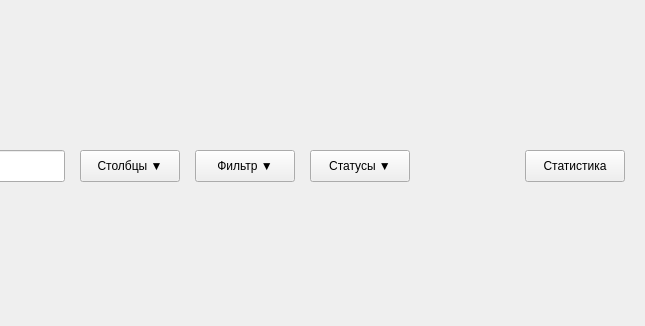
First picture: the form in client/ui/documents/table/documents_panel.ui, repository lerakaplich/Documents, before the edit; both pictures show x 255 to 900 and y 0 to 326 of the 900 by 798 pixel window.
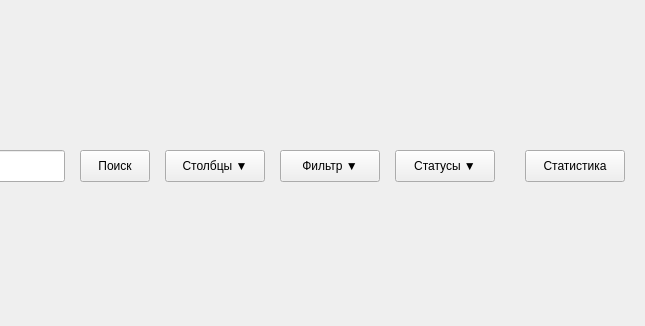
Second picture: the form after the edit.

Patch:
```diff
--- a/client/ui/documents/table/documents_panel.ui
+++ b/client/ui/documents/table/documents_panel.ui
@@ -163,6 +163,47 @@
         </property>
        </widget>
       </item>
+      <item>
+       <widget class="QPushButton" name="btnSearch">
+        <property name="minimumSize">
+         <size>
+          <width>70</width>
+          <height>32</height>
+         </size>
+        </property>
+        <property name="maximumSize">
+         <size>
+          <width>70</width>
+          <height>32</height>
+         </size>
+        </property>
+        <property name="toolTip">
+         <string>Сбросить все фильтры и поиск</string>
+        </property>
+        <property name="styleSheet">
+         <string notr="true">
+QPushButton {
+    background-color: {ACCENT_DANGER};
+    color: {TEXT_ON_ACCENT};
+    border-radius: 8px;
+    font-weight: bold;
+    font-size: 13px;
+    border: none;
+}
+QPushButton:hover {
+    background-color: {ACCENT_DANGER_HOVER};
+}
+QPushButton:pressed {
+    background-color: {ACCENT_DANGER_PRESSED};
+}
+        
+</string>
+        </property>
+        <property name="text">
+         <string>Поиск</string>
+        </property>
+       </widget>
+      </item>
       <item>
        <widget class="QPushButton" name="columnsBtn">
         <property name="minimumSize">
```
